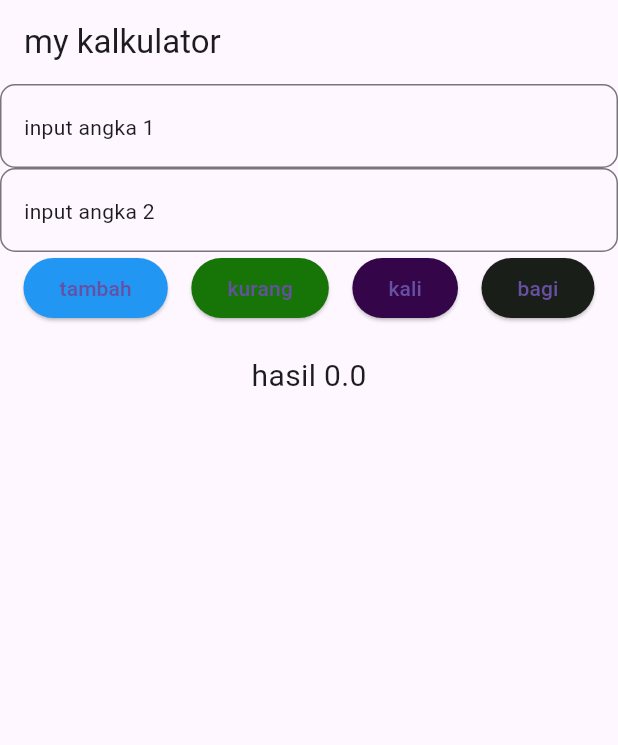
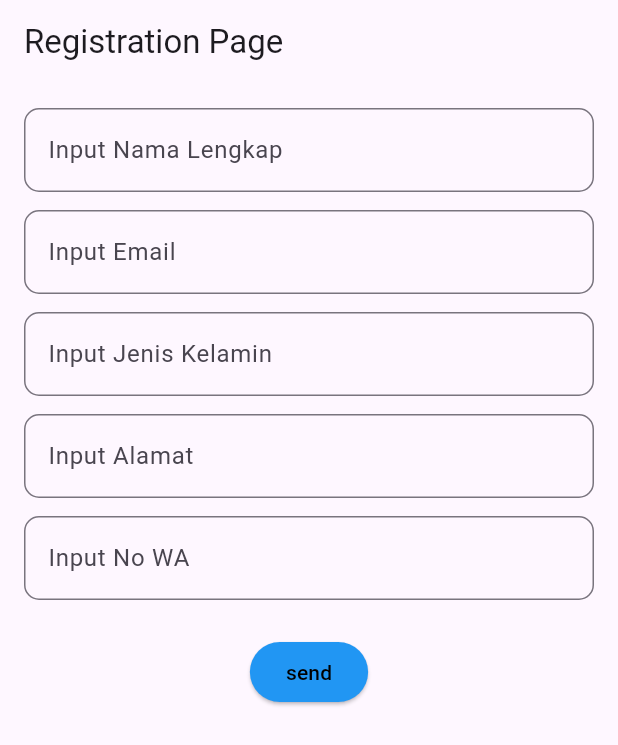
Before and after one commit to kiee32/Kalkulator, a Flutter app: the screen it shows after launch, on a phone screen of 412 x 824 dp. Shown: the top 745 px of the screen. Run offline on Flutter 3.47's test engine with Material 3 defaults, Android fonts, the phone set to English and light mode, and no system bars; our stand-ins replace get.

Commit message:
Menambahkan halaman register dan  konfirmasi registrasi

```diff
--- a/lib/components/Custom_TextField.dart
+++ b/lib/components/Custom_TextField.dart
@@ -1,23 +1,25 @@
 import 'package:flutter/material.dart';
 
-class CustomTextfield extends StatelessWidget {
-  // variabel yang diperlukan
-  final String myHint;
+class CustomTextField extends StatelessWidget {
+  final String hintText;
+  final TextEditingController controller;
 
-  final TextEditingController txtController;
-  const CustomTextfield({
+  CustomTextField({
     super.key,
-    required this.myHint,
-    required this.txtController,
-  });
+    String? myHint,
+    TextEditingController? txtController,
+    String? hint,
+    TextEditingController? textController,
+  })  : hintText = myHint ?? hint ?? '',
+        controller = txtController ?? textController ?? TextEditingController();
 
   @override
   Widget build(BuildContext context) {
     return TextField(
-       keyboardType: const TextInputType.numberWithOptions(decimal: true),
-      controller: txtController,
+      keyboardType: TextInputType.text,
+      controller: controller,
       decoration: InputDecoration(
-        hint: Text(myHint),
+        hintText: hintText,
         border: OutlineInputBorder(borderRadius: BorderRadius.circular(10)),
       ),
     );
--- /dev/null
+++ b/lib/controller/confirmregistration_controller.dart
@@ -0,0 +1,22 @@
+import 'package:get/get.dart';
+
+class ConfirmRegistrationController extends GetxController {
+  late String nama_lengkap;
+  late String email;
+  late String jenis_kelamin;
+  late String alamat;
+  late String nowa;
+
+  @override
+  void onInit() {
+
+    super.onInit();
+    final arguments = Get.arguments;
+
+    nama_lengkap = arguments["nama_lengkap"];
+    email = arguments["email"];
+    jenis_kelamin = arguments["jenis_kelamin"];
+    alamat = arguments["alamat"];
+    nowa = arguments["nowa"];
+  }
+}
--- /dev/null
+++ b/lib/controller/registration_controller.dart
@@ -0,0 +1,3 @@
+import 'package:get/get.dart';
+
+class RegistrationController extends GetxController {}
--- a/lib/main.dart
+++ b/lib/main.dart
@@ -1,7 +1,7 @@
 import 'package:flutter/material.dart';
 import 'package:get/get.dart';
-import 'package:project_satu/pages/kalkulator_page.dart';
 
+import 'package:project_satu/routes.dart';
 void main() {
   runApp(const MyApp());
 }
@@ -12,6 +12,11 @@ class MyApp extends StatelessWidget {
   // This widget is the root of your application.
   @override
   Widget build(BuildContext context) {
-    return GetMaterialApp(home: KalkulatorPage());
+    return GetMaterialApp(
+       title: "Belajar Flutter Getx",
+      initialRoute: Routes.registration,
+      getPages: Routes.myPages,
+    );
+
   }
 }
--- a/lib/pages/kalkulator_page.dart
+++ b/lib/pages/kalkulator_page.dart
@@ -12,7 +12,7 @@ class KalkulatorPage extends StatelessWidget {
     TextEditingController txtangka1 = TextEditingController();
     TextEditingController txtangka2 = TextEditingController();
 
-  // Mengecek apakah input kosong
+
   bool cekInput() {
     if (txtangka1.text.isEmpty || txtangka2.text.isEmpty) {
       Get.snackbar(
@@ -34,8 +34,8 @@ class KalkulatorPage extends StatelessWidget {
       appBar: AppBar(title: Text("my kalkulator")),
       body: Column(
         children: [
-          CustomTextfield(myHint: "input angka 1", txtController: txtangka1),
-          CustomTextfield(myHint: "input angka 2", txtController: txtangka2),
+          CustomTextField(myHint: "input angka 1", txtController: txtangka1),
+          CustomTextField(myHint: "input angka 2", txtController: txtangka2),
 
 
           Row(
--- a/lib/pages/login_page.dart
+++ b/lib/pages/login_page.dart
@@ -1,6 +1,6 @@
 import 'package:flutter/material.dart';
 import 'package:project_satu/components/custom_text.dart';
-import '../components/custom_textfield.dart';
+import '../components/Custom_TextField.dart';
 import '../components/custom_button.dart';
 
 class LoginPage extends StatefulWidget {
--- /dev/null
+++ b/lib/pages/registration_page.dart
@@ -0,0 +1,75 @@
+import 'package:flutter/material.dart';
+import 'package:get/get.dart';
+import '../components/Custom_TextField.dart';
+import '../components/custom_button.dart';
+import 'package:project_satu/routes.dart';
+class RegistrationPage extends StatelessWidget {
+  const RegistrationPage({super.key});
+
+ @override
+  Widget build(BuildContext context) {
+    TextEditingController txtnama = TextEditingController();
+    TextEditingController txtemail = TextEditingController();
+    TextEditingController txtjenisKelamin = TextEditingController();
+    TextEditingController txtalamat = TextEditingController();
+    TextEditingController txtnowa = TextEditingController();
+
+    return Scaffold(
+      appBar: AppBar(title: Text("Registration Page")),
+      body: Padding(
+        padding: const EdgeInsets.all(16.0),
+        child: Column(
+          children: [
+            CustomTextField(
+              myHint: "Input Nama Lengkap",
+              txtController: txtnama,
+
+            ),
+            SizedBox(height: 12),
+            CustomTextField(
+              myHint: "Input Email",
+              txtController: txtemail,
+            ),
+            SizedBox(height: 12),
+            CustomTextField(
+              myHint: "Input Jenis Kelamin",
+              txtController: txtjenisKelamin,
+            ),
+
+            SizedBox(height: 12),
+            CustomTextField(
+              myHint: "Input Alamat",
+              txtController: txtalamat,
+            ),
+            SizedBox(height: 12),
+            CustomTextField(
+              myHint: "Input No WA",
+              txtController: txtnowa,
+            ),
+            SizedBox(height: 24),
+
+            CustomButton(
+              backgroundColor: Colors.blue,
+              foregroundColor: const Color.fromARGB(255, 0, 0, 0),
+              borderRadius: 20,
+              onPressed: () {
+                   Get.toNamed(
+                Routes.confirmregistration,
+                arguments: {
+                  "nama_lengkap": txtnama.text,
+                  "email": txtemail.text,
+                  "jenis_kelamin": txtjenisKelamin.text,
+                  "alamat": txtalamat.text,
+                  "nowa": txtnowa.text,
+                },
+              );
+            },
+
+              child: Text("send"),
+            ),
+          ],
+        ),
+      ),
+    );
+  }
+}
--- /dev/null
+++ b/lib/routes.dart
@@ -0,0 +1,18 @@
+import 'package:get/get.dart';
+import 'package:project_satu/pages/confirmregistration_page.dart';
+import 'package:project_satu/pages/registration_page.dart';
+
+class Routes {
+
+  static const String registration = "/RegistrationPage";
+  static const String confirmregistration = "/confirmregistration";
+
+
+
+  static final myPages = [
+    GetPage(name: Routes.registration, page: () =>   RegistrationPage()),
+    GetPage(name: Routes.confirmregistration, page: () => ConfirmRegistrationPage()),
+
+
+  ];
+}
```
Also changed, not shown: lib/pages/confirmregistration_page.dart (added, +77 -0 lines), lib/pages/regirstation_page.dart (deleted, +0 -10 lines).
